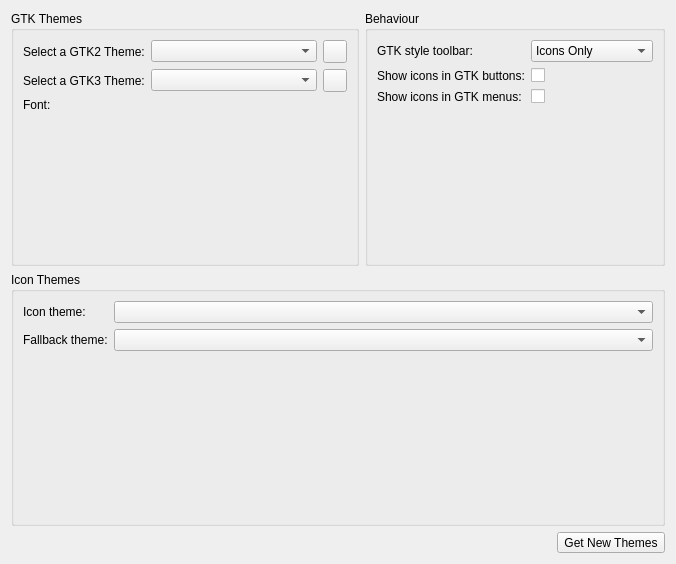
Above: src/ui/gui.ui from KDE/kde-gtk-config before the change. Below: the same form after it.
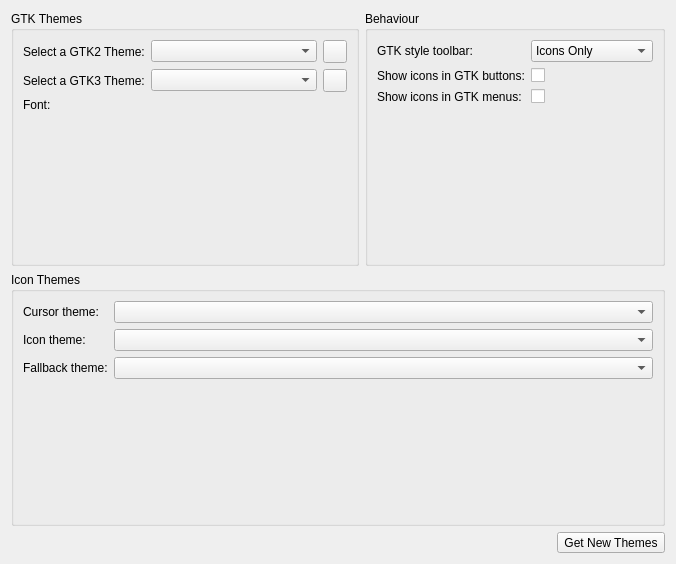
That is the form after the change. Custom widgets are drawn as their Qt base class.

Commit message: Implement changing cursor theme for GTK applications

```diff
--- a/src/ui/gui.ui
+++ b/src/ui/gui.ui
@@ -194,6 +194,26 @@
      </property>
      <layout class="QFormLayout" name="formLayout_2">
       <item row="0" column="0">
+       <widget class="QLabel" name="label_11">
+        <property name="text">
+         <string>Cursor theme:</string>
+        </property>
+        <property name="alignment">
+         <set>Qt::AlignLeading|Qt::AlignLeft|Qt::AlignVCenter</set>
+        </property>
+       </widget>
+      </item>
+      <item row="0" column="1">
+       <widget class="QComboBox" name="cb_cursor">
+        <property name="sizePolicy">
+         <sizepolicy hsizetype="Expanding" vsizetype="Fixed">
+          <horstretch>0</horstretch>
+          <verstretch>0</verstretch>
+         </sizepolicy>
+        </property>
+       </widget>
+      </item>
+      <item row="1" column="0">
        <widget class="QLabel" name="label_10">
         <property name="text">
          <string>Icon theme:</string>
@@ -203,7 +223,7 @@
         </property>
        </widget>
       </item>
-      <item row="0" column="1">
+      <item row="1" column="1">
        <widget class="QComboBox" name="cb_icon">
         <property name="sizePolicy">
          <sizepolicy hsizetype="Expanding" vsizetype="Fixed">
@@ -213,7 +233,7 @@
         </property>
        </widget>
       </item>
-      <item row="1" column="0">
+      <item row="2" column="0">
        <widget class="QLabel" name="label_2">
         <property name="text">
          <string>Fallback theme:</string>
@@ -223,17 +243,17 @@
         </property>
        </widget>
       </item>
-      <item row="1" column="1">
-       <widget class="QComboBox" name="cb_icon_fallback">
-        <property name="sizePolicy">
-         <sizepolicy hsizetype="Expanding" vsizetype="Fixed">
-          <horstretch>0</horstretch>
-          <verstretch>0</verstretch>
-         </sizepolicy>
-        </property>
-       </widget>
-      </item>
       <item row="2" column="1">
+       <widget class="QComboBox" name="cb_icon_fallback">
+        <property name="sizePolicy">
+         <sizepolicy hsizetype="Expanding" vsizetype="Fixed">
+          <horstretch>0</horstretch>
+          <verstretch>0</verstretch>
+         </sizepolicy>
+        </property>
+       </widget>
+      </item>
+      <item row="3" column="1">
        <layout class="QHBoxLayout" name="horizontalLayout">
         <item>
          <spacer name="horizontalSpacer">
```
The commit also changes 11 other files.
